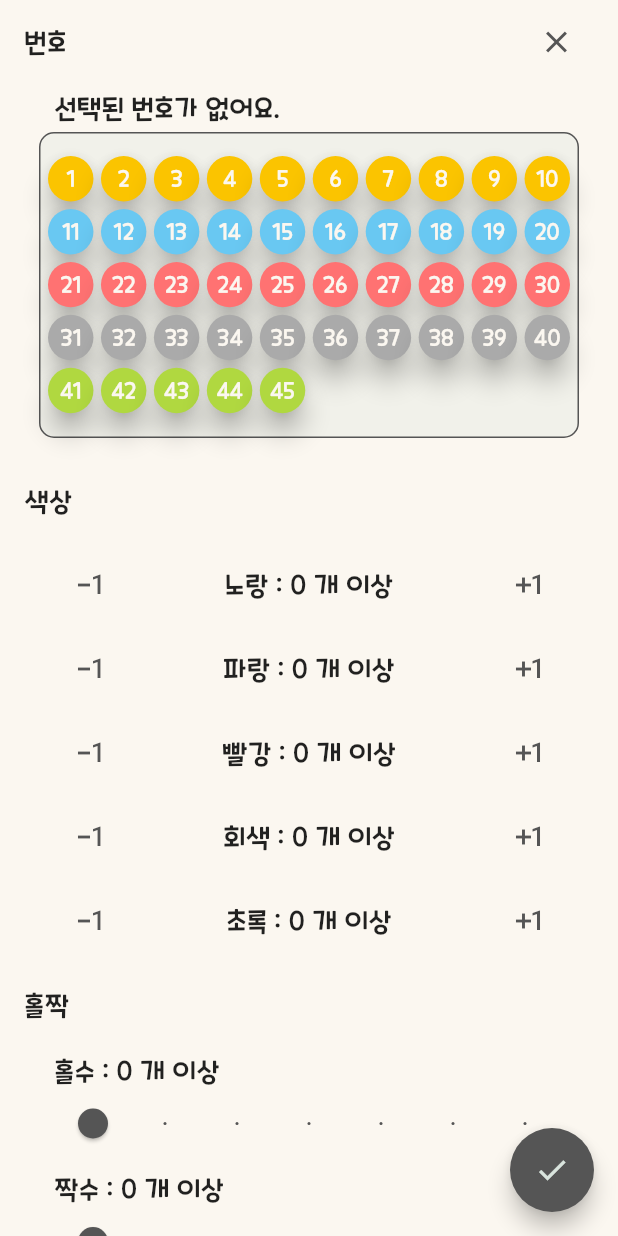
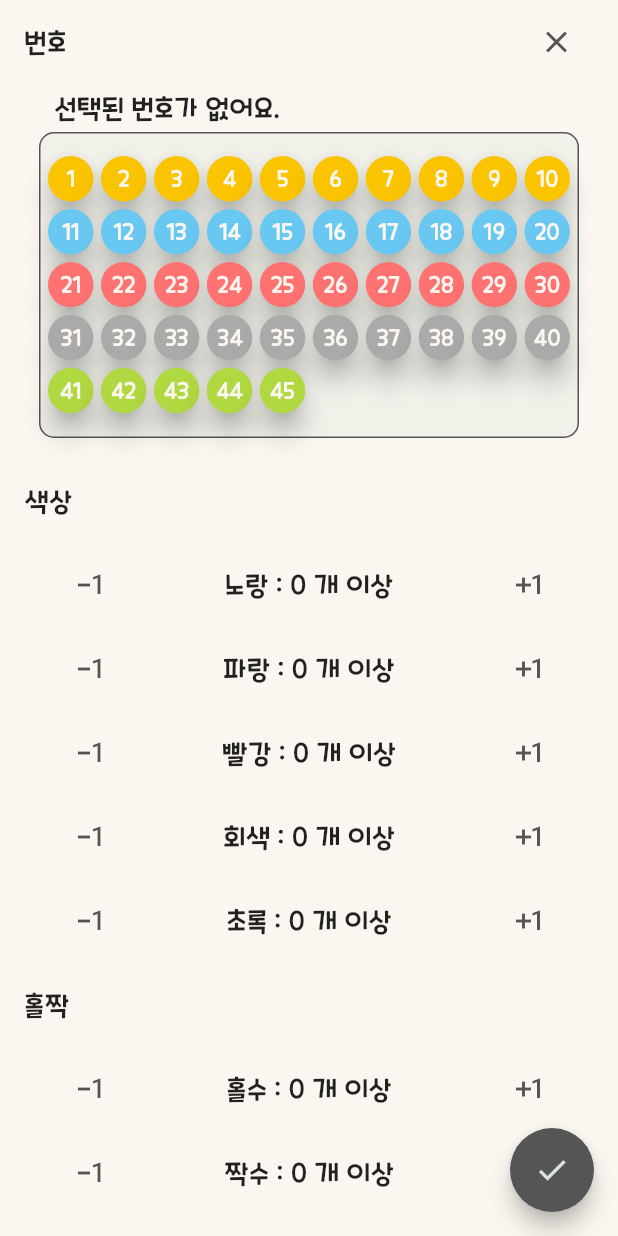
Before and after one commit to empering/lotto_mate_public, a Flutter app: the Recommend screen opened directly, on a phone screen of 412 x 824 dp. Run offline on Flutter 3.47's test engine with Material 2 defaults, Android fonts, the light colour scheme and no system bars; our stand-ins replace cloud_firestore, convex_bottom_bar, firebase_core, firebase_messaging, flutter_local_notifications, flutter_spinkit and 2 more; missing offline and left inert: qrscan; accounts and stored records are empty; network calls fail.

Commit message:
홀짝 갯수 선택 ui 변경

```diff
--- a/lib/pages/recommend/recommend.dart
+++ b/lib/pages/recommend/recommend.dart
@@ -145,18 +145,26 @@ class Recommend extends StatelessWidget {
       RecommendState recommendState, LottoEvenOddType evenOdd) {
     String evenOddName = LottoEvenOdd.getEvenOddTypeName(evenOdd);
     return ListTile(
-      title: Text('$evenOddName수 : ${recommendState.evenOdd[evenOdd]} 개 이상'),
-      subtitle: Slider(
-        value: recommendState.evenOdd[evenOdd]! * 1.0,
-        min: 0,
-        max: 6,
-        divisions: 6,
-        label: recommendState.evenOdd[evenOdd]!.toString(),
-        onChanged: (double count) {
-          recommendState.setEvenOddCount(evenOdd, count.floor());
+      leading: AppCircleIconButton(
+        icon: Icon(Icons.exposure_minus_1),
+        iconColor: AppColors.primary,
+        splashColor: AppColors.accent,
+        splashRadius: 24.0,
+        onPressed: () {
+          recommendState.minusEvenOddCount(evenOdd);
         },
-        inactiveColor: AppColors.light,
-        activeColor: AppColors.primary,
+      ),
+      trailing: AppCircleIconButton(
+        icon: Icon(Icons.exposure_plus_1),
+        iconColor: AppColors.primary,
+        splashColor: AppColors.accent,
+        splashRadius: 24.0,
+        onPressed: () {
+          recommendState.addEvenOddCount(evenOdd);
+        },
+      ),
+      title: Center(
+        child: Text('$evenOddName수 : ${recommendState.evenOdd[evenOdd]} 개 이상'),
       ),
     );
   }
```
Also changed, not shown: lib/states/recommend_state.dart (+47 -3 lines).
